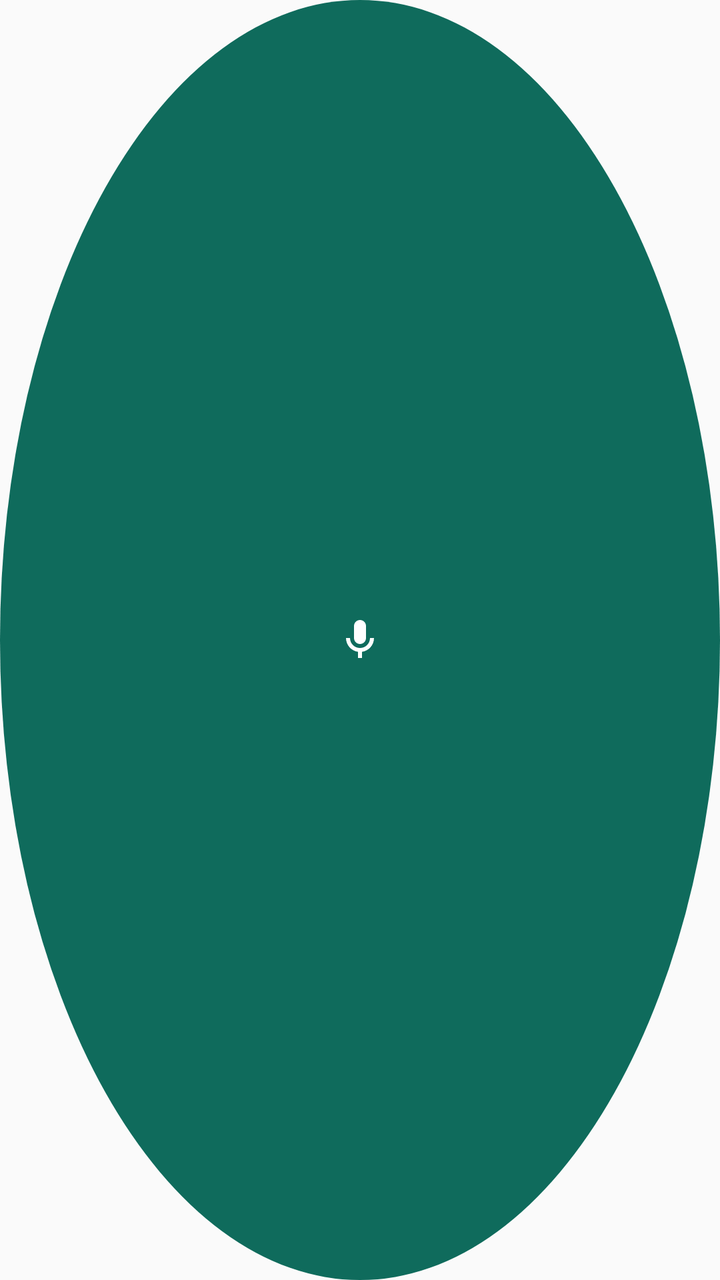
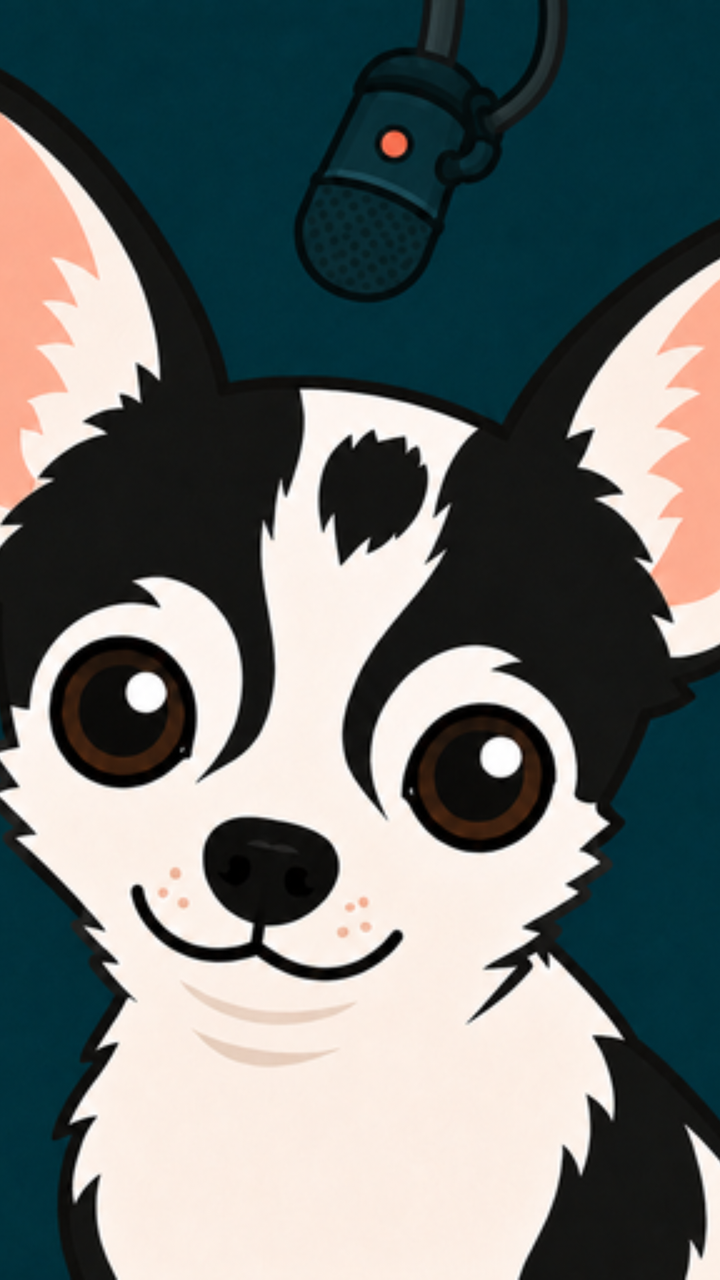

An Android layout rendered at two revisions. The XML below is the earlier revision; the diff shows what the commit changed to produce the second picture.
<!-- AndroidManifest.xml: application theme Theme.Keptang -->
<!-- res/layout/widget_voice_capture.xml -->
<?xml version="1.0" encoding="utf-8"?>
<FrameLayout xmlns:android="http://schemas.android.com/apk/res/android"
    android:layout_width="match_parent"
    android:layout_height="match_parent"
    android:background="@drawable/widget_round_background"
    android:padding="8dp">

    <ImageButton
        android:id="@+id/widget_mic_button"
        android:layout_width="match_parent"
        android:layout_height="match_parent"
        android:layout_gravity="center"
        android:background="@android:color/transparent"
        android:contentDescription="@string/widget_mic_description"
        android:scaleType="centerInside"
        android:padding="16dp"
        android:src="@drawable/ic_mic" />

</FrameLayout>
<!-- resources referenced by this layout -->
<resources>
  <!-- drawable ic_mic (drawable) -->
  <?xml version="1.0" encoding="utf-8"?>
  <vector xmlns:android="http://schemas.android.com/apk/res/android"
      android:width="24dp"
      android:height="24dp"
      android:viewportWidth="24"
      android:viewportHeight="24">
      <path
          android:fillColor="#FFFFFFFF"
          android:pathData="M12,14c1.66,0 3,-1.34 3,-3V5c0,-1.66 -1.34,-3 -3,-3S9,3.34 9,5v6c0,1.66 1.34,3 3,3zM17,11c0,2.76 -2.24,5 -5,5s-5,-2.24 -5,-5H5c0,3.53 2.61,6.43 6,6.92V21h2v-3.08c3.39,-0.49 6,-3.39 6,-6.92h-2z" />
  </vector>
  <!-- drawable widget_round_background (drawable) -->
  <?xml version="1.0" encoding="utf-8"?>
  <shape xmlns:android="http://schemas.android.com/apk/res/android"
      android:shape="oval">
      <solid android:color="@color/widget_background" />
  </shape>
  <string name="widget_mic_description">Tap to record an expense</string>
  <style name="Theme.Keptang" parent="android:Theme.Material.Light.NoActionBar" />
  <color name="widget_background">#0F6B5C</color>
</resources>

<!-- the commit's change to res/layout/widget_voice_capture.xml (unified diff, before → after) -->
@@ -1,9 +1,7 @@
 <?xml version="1.0" encoding="utf-8"?>
 <FrameLayout xmlns:android="http://schemas.android.com/apk/res/android"
     android:layout_width="match_parent"
-    android:layout_height="match_parent"
-    android:background="@drawable/widget_round_background"
-    android:padding="8dp">
+    android:layout_height="match_parent">
 
     <ImageButton
         android:id="@+id/widget_mic_button"
@@ -12,8 +10,7 @@
         android:layout_gravity="center"
         android:background="@android:color/transparent"
         android:contentDescription="@string/widget_mic_description"
-        android:scaleType="centerInside"
-        android:padding="16dp"
-        android:src="@drawable/ic_mic" />
+        android:scaleType="centerCrop"
+        android:src="@drawable/widget_mic" />
 
 </FrameLayout>
<!-- resource entries referenced after the edit -->
@@ -1,24 +1,7 @@
 <!-- resources referenced by this layout -->
 <resources>
-  <!-- drawable ic_mic (drawable) -->
-  <?xml version="1.0" encoding="utf-8"?>
-  <vector xmlns:android="http://schemas.android.com/apk/res/android"
-      android:width="24dp"
-      android:height="24dp"
-      android:viewportWidth="24"
-      android:viewportHeight="24">
-      <path
-          android:fillColor="#FFFFFFFF"
-          android:pathData="M12,14c1.66,0 3,-1.34 3,-3V5c0,-1.66 -1.34,-3 -3,-3S9,3.34 9,5v6c0,1.66 1.34,3 3,3zM17,11c0,2.76 -2.24,5 -5,5s-5,-2.24 -5,-5H5c0,3.53 2.61,6.43 6,6.92V21h2v-3.08c3.39,-0.49 6,-3.39 6,-6.92h-2z" />
-  </vector>
-  <!-- drawable widget_round_background (drawable) -->
-  <?xml version="1.0" encoding="utf-8"?>
-  <shape xmlns:android="http://schemas.android.com/apk/res/android"
-      android:shape="oval">
-      <solid android:color="@color/widget_background" />
-  </shape>
+  <!-- drawable widget_mic: png bitmap (drawable-nodpi, 279778 bytes) -->
   <string name="widget_mic_description">Tap to record an expense</string>
   <style name="Theme.Keptang" parent="android:Theme.Material.Light.NoActionBar" />
-  <color name="widget_background">#0F6B5C</color>
 </resources>
 
